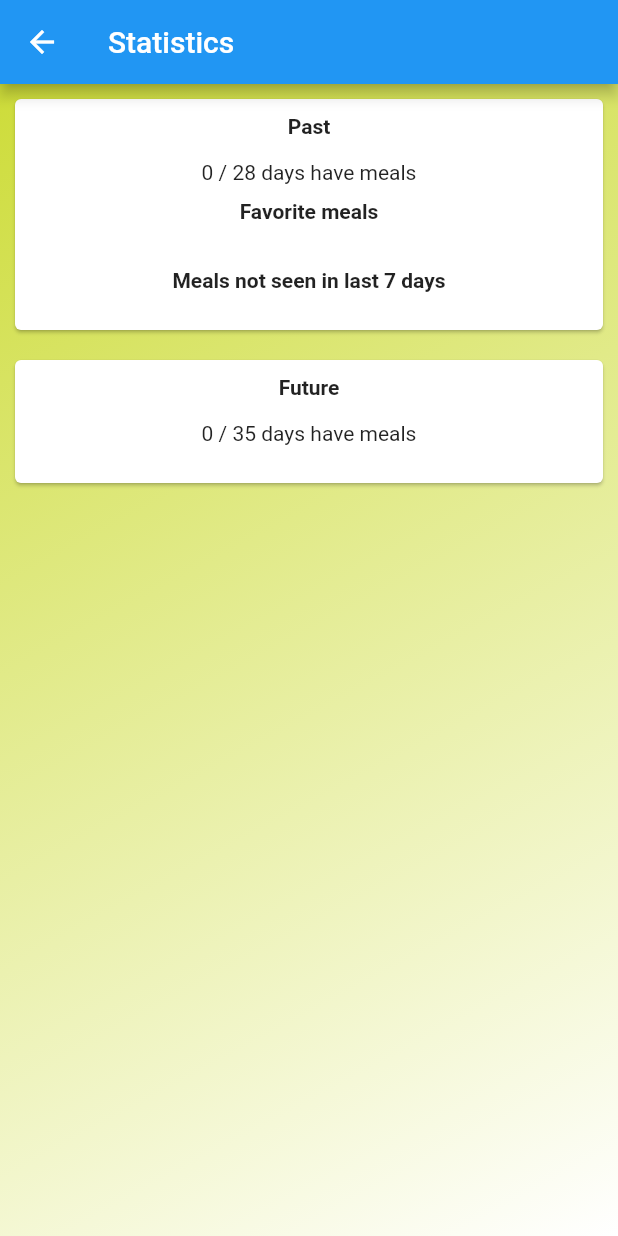
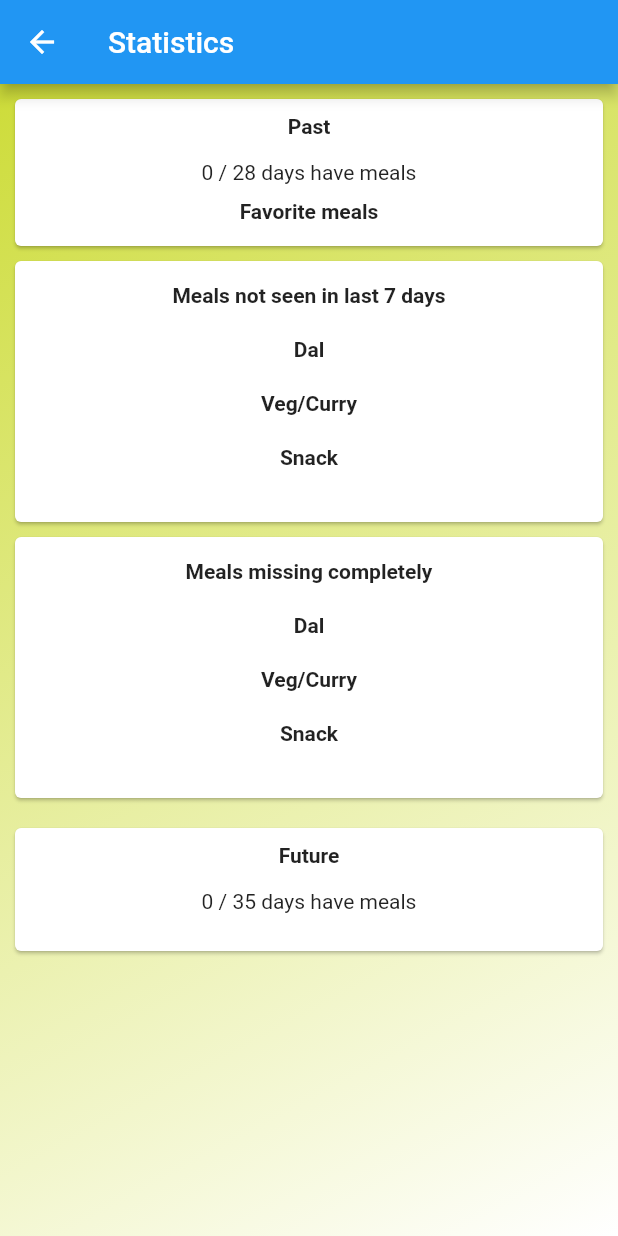
Before and after one commit to sandeshgoel/meal_planner, a Flutter app: the StatsPage screen opened directly, on a phone screen of 412 x 824 dp. Run offline on Flutter 3.47's test engine with Material 2 defaults, Android fonts, the phone set to English and light mode, and no system bars; our stand-ins replace cloud_firestore, firebase_auth, firebase_core, flutter_form_builder, flutter_spinkit, font_awesome_flutter and 5 more; accounts and stored records are empty.

Commit message:
Release 9: updated stats

```diff
--- a/lib/pages/meals_page.dart
+++ b/lib/pages/meals_page.dart
@@ -324,8 +324,9 @@ class _MealsPageState extends State<MealsPage> {
                   color: Colors.lightBlue[100],
                   child: Row(
                     children: [
+                      Icon(Icons.apple),
                       Text(
-                        'Snack: ${settings.meals[dayMeal.other[BSNACK] ?? '']}',
+                        ' ${settings.meals[dayMeal.other[BSNACK] ?? '']}',
                         style: const TextStyle(fontWeight: FontWeight.bold),
                       ),
                     ],
@@ -378,8 +379,9 @@ class _MealsPageState extends State<MealsPage> {
                   color: Colors.lightBlue[100],
                   child: Row(
                     children: [
+                      Icon(Icons.cake),
                       Text(
-                        'Snack: ${settings.meals[dayMeal.other[LSNACK] ?? '']}',
+                        ' ${settings.meals[dayMeal.other[LSNACK] ?? '']}',
                         style: const TextStyle(fontWeight: FontWeight.bold),
                       ),
                     ],
@@ -432,8 +434,9 @@ class _MealsPageState extends State<MealsPage> {
                   color: Colors.lightBlue[100],
                   child: Row(
                     children: [
+                      Icon(Icons.soup_kitchen),
                       Text(
-                        'Snack: ${settings.meals[dayMeal.other[DSNACK] ?? '']}',
+                        ' ${settings.meals[dayMeal.other[DSNACK] ?? '']}',
                         style: const TextStyle(fontWeight: FontWeight.bold),
                       ),
                     ],
--- a/lib/pages/stats_page.dart
+++ b/lib/pages/stats_page.dart
@@ -24,9 +24,13 @@ class Stats {
 
   Map<String, int> mealCount = {};
   List<MealCounter> mlist = [];
+  List<String> ignoredSorted = [];
   Set<String> ignoredMeals = {};
   Set<String> unignoredMeals = {};
   Map<String, int> lastCooked = {};
+
+  Set<String> allMeals = {};
+  Set<String> missingMeals = {};
 
   void incrementMealCount(String label) {
     mealCount[label] = (mealCount[label] ?? 0) + 1;
@@ -51,6 +55,9 @@ class _StatsPageState extends State<StatsPage> {
     stats.unignoredMeals = {};
     stats.lastCooked = {};
 
+    stats.allMeals = {};
+    stats.missingMeals = {};
+
     for (DateTime date in settings.mealPlanData.keys) {
       if (date.isBefore(DateTime.now())) {
         DayMeal m = settings.mealPlanData[date]!;
@@ -74,13 +81,19 @@ class _StatsPageState extends State<StatsPage> {
         } else {
           stats.unignoredMeals.addAll(mealList.toSet());
         }
+        stats.allMeals.addAll(mealList.toSet());
       } else
         stats.futureMeals += 1;
     }
 
-    print('${stats.ignoredMeals}, ${stats.unignoredMeals}');
+    //print('${stats.ignoredMeals}, ${stats.unignoredMeals}');
     stats.ignoredMeals = stats.ignoredMeals.difference(stats.unignoredMeals);
     print(stats.ignoredMeals);
+    stats.ignoredSorted = stats.ignoredMeals.toList();
+    stats.ignoredSorted
+        .sort((a, b) => stats.lastCooked[b]!.compareTo(stats.lastCooked[a]!));
+
+    stats.missingMeals = settings.meals.keys.toSet().difference(stats.allMeals);
 
     for (String l in stats.mealCount.keys) {
       stats.mlist.add(MealCounter(l, stats.mealCount[l] ?? 0));
@@ -111,7 +124,8 @@ class _StatsPageState extends State<StatsPage> {
               ),
             ),
           ),
-          Column(
+          SingleChildScrollView(
+            child: Column(
               children: [
                 // Past card
 
@@ -127,14 +141,14 @@ class _StatsPageState extends State<StatsPage> {
                                 style: TextStyle(fontWeight: FontWeight.bold),
                               )),
                           Container(
-                          margin:
-                              EdgeInsets.symmetric(horizontal: 10, vertical: 5),
+                            margin: EdgeInsets.symmetric(
+                                horizontal: 10, vertical: 5),
                             child: Text(
                                 '${stats.pastMeals} / ${stats.pastDays} days have meals'),
                           ),
                           Container(
-                          margin:
-                              EdgeInsets.symmetric(horizontal: 10, vertical: 5),
+                            margin: EdgeInsets.symmetric(
+                                horizontal: 10, vertical: 5),
                             child: Text(
                               'Favorite meals',
                               style: TextStyle(fontWeight: FontWeight.bold),
@@ -155,29 +169,53 @@ class _StatsPageState extends State<StatsPage> {
                                 )))
                             .toList() +
                         [
-                        Container(height: 20),
+                          Container(height: 10),
+                        ],
+                  ),
+                ),
+
+                // Ignored Meals
+
+                Card(
+                  margin: EdgeInsets.fromLTRB(10, 0, 10, 10),
+                  child: Column(
+                    children: [
+                          Container(height: 10),
                           Container(
-                          margin:
-                              EdgeInsets.symmetric(horizontal: 10, vertical: 5),
+                            margin: EdgeInsets.symmetric(
+                                horizontal: 10, vertical: 5),
                             child: Text(
                               'Meals not seen in last ${stats.ignoreDef} days',
                               style: TextStyle(fontWeight: FontWeight.bold),
                             ),
                           ),
+                          Container(height: 10),
                         ] +
-                      stats.ignoredMeals
-                          .map((e) => Container(
+                        _listAllMeals(settings) +
+                        [
+                          Container(height: 20),
+                        ],
+                  ),
+                ),
+
+                // Missing Meals
+
+                Card(
+                  margin: EdgeInsets.fromLTRB(10, 0, 10, 10),
+                  child: Column(
+                    children: [
+                          Container(height: 10),
+                          Container(
                             margin: EdgeInsets.symmetric(
-                                  horizontal: 80, vertical: 2),
-                              child: Row(
-                                mainAxisAlignment:
-                                    MainAxisAlignment.spaceBetween,
-                                children: [
-                                  Text(settings.meals[e]!),
-                                  Text('${stats.lastCooked[e]} days ago')
-                                ],
-                              )))
-                          .toList() +
+                                horizontal: 10, vertical: 5),
+                            child: Text(
+                              'Meals missing completely',
+                              style: TextStyle(fontWeight: FontWeight.bold),
+                            ),
+                          ),
+                          Container(height: 10),
+                        ] +
+                        _listAllMissingMeals(settings) +
                         [
                           Container(height: 20),
                         ],
@@ -191,14 +229,15 @@ class _StatsPageState extends State<StatsPage> {
                   child: Column(
                     children: [
                       Container(
-                        margin:
-                            EdgeInsets.symmetric(horizontal: 10, vertical: 10),
+                          margin: EdgeInsets.symmetric(
+                              horizontal: 10, vertical: 10),
                           child: Text(
                             'Future',
                             style: TextStyle(fontWeight: FontWeight.bold),
                           )),
                       Container(
-                      margin: EdgeInsets.symmetric(horizontal: 10, vertical: 5),
+                        margin:
+                            EdgeInsets.symmetric(horizontal: 10, vertical: 5),
                         child: Text(
                             '${stats.futureMeals} / ${stats.futureDays} days have meals'),
                       ),
@@ -208,8 +247,92 @@ class _StatsPageState extends State<StatsPage> {
                 ),
               ],
             ),
+          ),
         ],
       ),
     );
   }
+
+  List<Container> _listAllMeals(YogaSettings settings) {
+    List<Container> ret = [];
+
+    for (MealCategory cat in MealCategory.values) {
+      ret = ret + _listMeals(settings, cat);
     }
+    return ret;
+  }
+
+  List<Container> _listMeals(YogaSettings settings, MealCategory cat) {
+    return [
+          Container(
+            margin: EdgeInsets.symmetric(horizontal: 10, vertical: 5),
+            child: Text(
+              displayCategory(cat),
+              style: TextStyle(fontWeight: FontWeight.bold),
+            ),
+          ),
+          Container(height: 10),
+        ] +
+        stats.ignoredSorted
+            .map(
+              (e) => (settings.mealsCategory[e] == cat)
+                  ? Container(
+                      margin: EdgeInsets.symmetric(horizontal: 80, vertical: 2),
+                      child: Row(
+                        mainAxisAlignment: MainAxisAlignment.spaceBetween,
+                        children: [
+                          Text(settings.meals[e]!),
+                          Text('${stats.lastCooked[e]} days ago')
+                        ],
+                      ),
+                    )
+                  : Container(),
+            )
+            .toList();
+  }
+
+  List<Container> _listAllMissingMeals(YogaSettings settings) {
+    List<Container> ret = [];
+
+    for (MealCategory cat in MealCategory.values) {
+      ret = ret + _listMissingMeals(settings, cat);
+    }
+    return ret;
+  }
+
+  List<Container> _listMissingMeals(YogaSettings settings, MealCategory cat) {
+    return [
+          Container(
+            margin: EdgeInsets.symmetric(horizontal: 10, vertical: 5),
+            child: Text(
+              displayCategory(cat),
+              style: TextStyle(fontWeight: FontWeight.bold),
+            ),
+          ),
+          Container(height: 10),
+        ] +
+        stats.missingMeals
+            .map(
+              (e) => (settings.mealsCategory[e] == cat)
+                  ? Container(
+                      margin: EdgeInsets.symmetric(horizontal: 80, vertical: 2),
+                      child: Row(
+                        mainAxisAlignment: MainAxisAlignment.spaceBetween,
+                        children: [
+                          Text(settings.meals[e]!),
+                          InkWell(
+                            onTap: () =>
+                                showMsg(context, 'Not implemented yet'),
+                            child: Text(
+                              'Hide for me',
+                              style: TextStyle(color: Colors.blue),
+                            ),
+                          )
+                        ],
+                      ),
+                    )
+                  : Container(),
+            )
+            .toList();
+  }
+}
--- a/pubspec.yaml
+++ b/pubspec.yaml
@@ -17,7 +17,7 @@ publish_to: 'none' # Remove this line if you wish to publish to pub.dev
 # https://developer.apple.com/library/archive/documentation/General/Reference/InfoPlistKeyReference/Articles/CoreFoundationKeys.html
 # In Windows, build-name is used as the major, minor, and patch parts
 # of the product and file versions while build-number is used as the build suffix.
-version: 1.0.4+8
+version: 1.0.5+9
 
 environment:
   sdk: '>=2.18.0 <3.0.0'
```
Also changed, not shown: 1 other file. Lines whose indentation alone changed are shown as unchanged.
